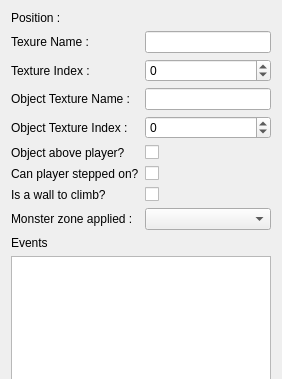
This is mapEditor/src/components/tilePropsComponent.ui in jeremydumais/TheWarrior as Qt 5 draws it before an edit; both pictures show x 0 to 282 and y 0 to 379 of the 282 by 701 pixel window. The edited form follows.
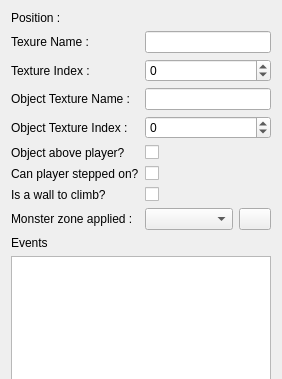
This is the edited form. Icons and pictures are not drawn.

Commit message: Start working on the clear monster zone button on the maptile properties pane

```diff
--- a/mapEditor/src/components/tilePropsComponent.ui
+++ b/mapEditor/src/components/tilePropsComponent.ui
@@ -156,7 +156,31 @@
         </widget>
        </item>
        <item row="8" column="1">
-        <widget class="QComboBox" name="comboBoxMonsterZoneApplied"/>
+        <layout class="QHBoxLayout" name="horizontalLayout">
+         <item>
+          <widget class="QComboBox" name="comboBoxMonsterZoneApplied"/>
+         </item>
+         <item>
+          <widget class="QPushButton" name="pushButtonClearMonsterZone">
+           <property name="maximumSize">
+            <size>
+             <width>32</width>
+             <height>16777215</height>
+            </size>
+           </property>
+           <property name="toolTip">
+            <string>Clear the monster zone</string>
+           </property>
+           <property name="text">
+            <string/>
+           </property>
+           <property name="icon">
+            <iconset resource="../../res/global.qrc">
+             <normaloff>:/clear.png</normaloff>:/clear.png</iconset>
+           </property>
+          </widget>
+         </item>
+        </layout>
        </item>
       </layout>
      </item>
```
Left out of the diff: 3 changed lines with no effect on the pictures. The commit also changes 3 other files.
